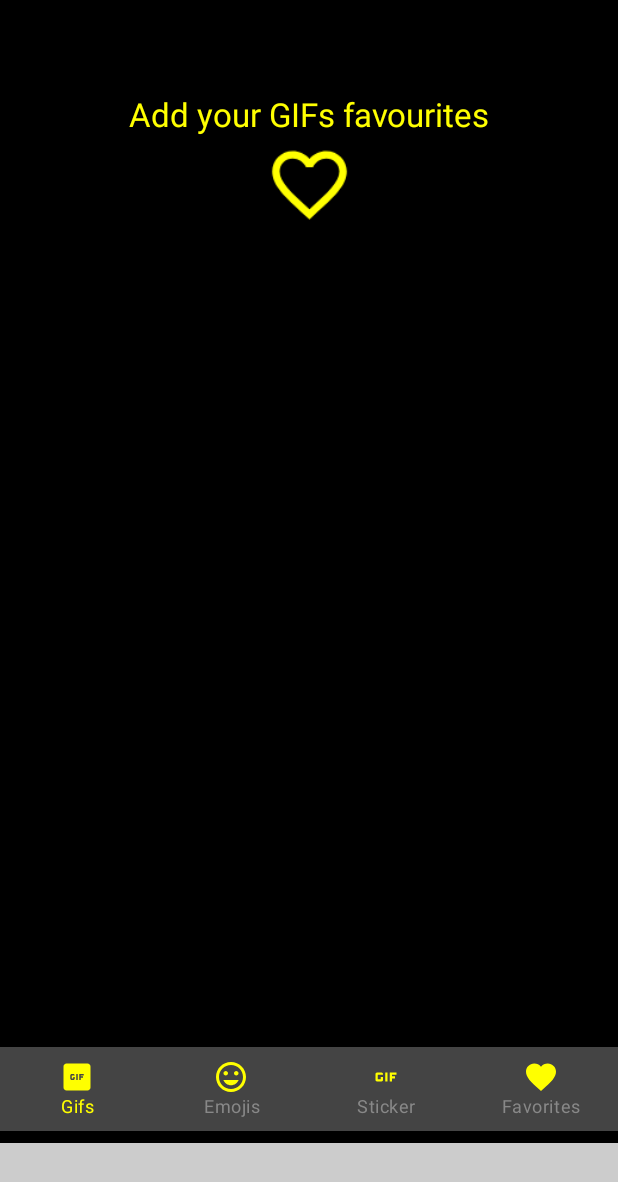
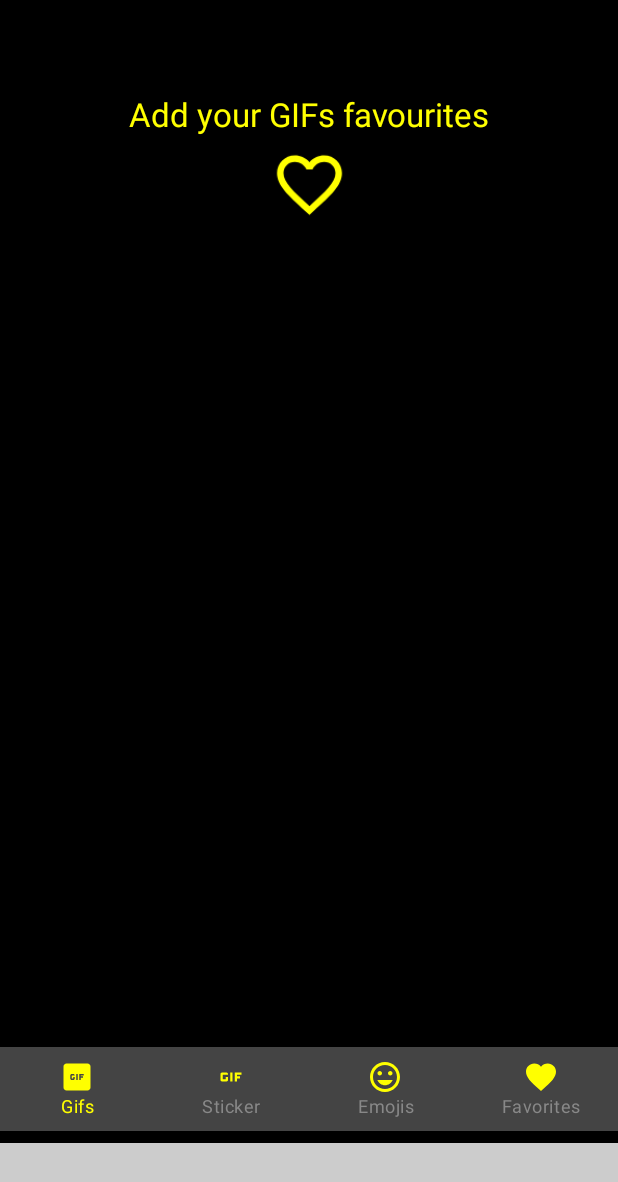
Before and after one commit to rafabarbeytodev/MegaGifs, an Android app built with Jetpack Compose: the composable FavoritesScreen called with empty values, on a phone screen of 412 x 824 dp. Shown: the top 1182 px of the screen. Run offline under Robolectric (Android 15) with nearby library versions, the phone set to English and light mode, and no system bars; our stand-ins replace AdMob, Dagger/Hilt's generated code, livedata-compose; 1 statement that could not run was skipped.

```diff
--- a/app/src/main/java/com/example/megagifs/screenfavorites/ui/FavoritesScreen.kt
+++ b/app/src/main/java/com/example/megagifs/screenfavorites/ui/FavoritesScreen.kt
@@ -1,13 +1,23 @@
 package com.example.megagifs.screenfavorites.ui
 
 import android.content.Context
+import android.util.Log
+import androidx.compose.animation.AnimatedVisibility
+import androidx.compose.animation.core.Animatable
 import androidx.compose.animation.core.RepeatMode
 import androidx.compose.animation.core.animateFloat
 import androidx.compose.animation.core.infiniteRepeatable
 import androidx.compose.animation.core.rememberInfiniteTransition
 import androidx.compose.animation.core.tween
+import androidx.compose.animation.expandVertically
+import androidx.compose.animation.fadeIn
+import androidx.compose.animation.fadeOut
+import androidx.compose.animation.shrinkVertically
+import androidx.compose.animation.slideInVertically
+import androidx.compose.animation.slideOutVertically
 import androidx.compose.foundation.background
 import androidx.compose.foundation.clickable
+import androidx.compose.foundation.gestures.detectDragGestures
 import androidx.compose.foundation.gestures.detectHorizontalDragGestures
 import androidx.compose.foundation.layout.Box
 import androidx.compose.foundation.layout.Column
@@ -16,6 +26,7 @@ import androidx.compose.foundation.layout.aspectRatio
 import androidx.compose.foundation.layout.fillMaxSize
 import androidx.compose.foundation.layout.fillMaxWidth
 import androidx.compose.foundation.layout.height
+import androidx.compose.foundation.layout.offset
 import androidx.compose.foundation.layout.padding
 import androidx.compose.foundation.layout.size
 import androidx.compose.foundation.lazy.grid.GridCells
@@ -46,6 +57,8 @@ import androidx.compose.ui.graphics.Color
 import androidx.compose.ui.graphics.vector.ImageVector
 import androidx.compose.ui.input.pointer.pointerInput
 import androidx.compose.ui.platform.LocalContext
+import androidx.compose.ui.platform.LocalDensity
+import androidx.compose.ui.unit.IntOffset
 import androidx.compose.ui.unit.dp
 import androidx.compose.ui.unit.sp
 import androidx.navigation.NavHostController
@@ -53,7 +66,7 @@ import com.example.megagifs.core.Origins
 import com.example.megagifs.core.Routes
 import com.example.megagifs.core.Types.*
 import com.example.megagifs.screenfavorites.ui.model.FavModel
-import com.example.megagifs.screenprincipal.ui.components.BannerAdView
+import com.example.megagifs.ui.components.BannerAdView
 import com.example.megagifs.screenprincipal.ui.components.BottomNavigationPrincipal
 import com.example.megagifs.screenprincipal.ui.components.FabPrincipal
 import com.example.megagifs.screenprincipal.ui.components.ProgressBarPrincipal
@@ -88,9 +101,7 @@ fun FavoritesScreen(
 
     val context = LocalContext.current
 
-    var firstTime by rememberSaveable {
-        mutableStateOf(true)
-    }
+    var firstTime by rememberSaveable { mutableStateOf(true) }
 
     val showProgress by favoritesScreenViewModel.showProgress.observeAsState(initial = false)
 
@@ -102,40 +113,25 @@ fun FavoritesScreen(
             modifier = Modifier
                 .weight(1f)
                 .pointerInput(Unit) {
-                    detectHorizontalDragGestures { _, dragAmount ->
+                    detectHorizontalDragGestures { change, dragAmount ->
+                        change.consume()
                         if (dragAmount > 0) {
                             // Swiping from left to right
-                            // Is the last Screen to Right, no move
-                        } else if (dragAmount < 0) {
-                            // Swiping from right to left
                             //Go to principal/Stickers
                             clearCache(context = context)
                             navController.navigate(
                                 Routes.PrincipalScreen.createRoute(
-                                    Stickers.type
+                                    Emojis.type
                                 )
                             )
+                        } else {
+                            // Swiping from right to left
+                            // Is the last Screen to Right, no move
                         }
                     }
                 },
             backgroundColor = Color.Black,
             scaffoldState = scaffoldState,
-            /*topBar = {
-                Box(modifier = Modifier.fillMaxWidth()) {
-                    Icon(
-                        imageVector = Icons.Filled.Close,
-                        contentDescription = "close",
-                        tint = Color.Yellow,
-                        modifier = Modifier
-                            .padding(16.dp)
-                            .align(Alignment.CenterEnd)
-                            .clickable {
-                                navController.popBackStack()
-                                goToPrincipal(Gifs.type, context, navController)
-                            }
-                    )
-                }
-            },*/
             content = {
                 Column {
                     if (showProgress)
@@ -180,7 +176,9 @@ fun FavoritesScreen(
                                         modifier = Modifier
                                             .padding(2.dp)
                                     ) {
-                                        GifImageGlide(positionImage = positionImage, url = url, modifier = Modifier
+                                        GifImageGlide(positionImage = positionImage,
+                                            url = url,
+                                            modifier = Modifier
                                                 .aspectRatio(1f)
                                                 .background(Color.Transparent)
                                                 .clickable {
@@ -189,9 +187,10 @@ fun FavoritesScreen(
                                                     // y evidentemente son favoritos, pero en otras situaciones habrá que comprobarlo
                                                     onFavoriteChange(!isFavorite)
                                                     navController.popBackStack()
+                                                    Log.i("DEVELOPRAFA","Type enviado: $type")
                                                     navController.navigate(
                                                         Routes.DetailsScreen.createRoute(
-                                                        type = item.type,
+                                                            type = type,
                                                             origin = Origins.Favorites.origin,
                                                             url = url,
                                                             avatar = item.avatar_url,
@@ -208,15 +207,21 @@ fun FavoritesScreen(
                             }
                         }
                     )
-                    if(result.isNullOrEmpty()){
-                        Column(horizontalAlignment = Alignment.CenterHorizontally ,
+                    if (result.isNullOrEmpty()) {
+                        Column(
+                            horizontalAlignment = Alignment.CenterHorizontally,
                             modifier = Modifier
-                            .fillMaxSize()) {
+                                .fillMaxSize()
+                        ) {
                             Box(modifier = Modifier.align(Alignment.CenterHorizontally)) {
-                                Text(text = "Add your GIFs favourites",color=Color.Yellow, fontSize = 22.sp)
+                                Text(
+                                    text = "Add your GIFs favourites",
+                                    color = Color.Yellow,
+                                    fontSize = 22.sp
+                                )
                             }
                             Spacer(modifier = Modifier.height(8.dp))
-                            AnimatedIconReverse(navController, Icons.TwoTone.FavoriteBorder)
+                            AnimatedIcon(navController, Icons.TwoTone.FavoriteBorder)
                         }
                     }
                 }
@@ -256,16 +261,16 @@ fun FavoritesScreen(
         }
     }
 }
+
 @Composable
-fun AnimatedIconReverse(navController: NavHostController, icon: ImageVector) {
+fun AnimatedIcon(navController: NavHostController, icon: ImageVector) {
 
     val scaleAnim = rememberInfiniteTransition()
         .animateFloat(
             initialValue = 1f,
             targetValue = 1.2f,
             animationSpec = infiniteRepeatable(
-                animation = tween(800),
-                repeatMode = RepeatMode.Reverse
+                animation = tween(800)
             )
         )
 
@@ -287,12 +292,3 @@ fun AnimatedIconReverse(navController: NavHostController, icon: ImageVector) {
         )
     }
 }
-
-fun goToPrincipal(type: Int, context: Context, navController: NavHostController){
-    clearCache(context = context)
-    navController.navigate(
-        Routes.PrincipalScreen.createRoute(
-            type
-        )
-    )
-}
--- a/app/src/main/java/com/example/megagifs/screenprincipal/ui/components/BottomNavigationPrincipal.kt
+++ b/app/src/main/java/com/example/megagifs/screenprincipal/ui/components/BottomNavigationPrincipal.kt
@@ -2,7 +2,17 @@ package com.example.megagifs.screenprincipal.ui.components
 
 import android.content.Context
 import android.util.Log
+import androidx.compose.animation.AnimatedVisibility
+import androidx.compose.animation.expandVertically
+import androidx.compose.animation.fadeIn
+import androidx.compose.animation.fadeOut
+import androidx.compose.animation.shrinkVertically
+import androidx.compose.animation.slideInVertically
+import androidx.compose.animation.slideOutVertically
 import androidx.compose.foundation.layout.Column
+import androidx.compose.foundation.layout.fillMaxWidth
+import androidx.compose.foundation.layout.height
+import androidx.compose.foundation.layout.size
 import androidx.compose.material.BottomNavigation
 import androidx.compose.material.BottomNavigationItem
 import androidx.compose.material.Icon
@@ -13,8 +23,16 @@ import androidx.compose.material.icons.filled.Gif
 import androidx.compose.material.icons.filled.GifBox
 import androidx.compose.material.icons.filled.Mood
 import androidx.compose.runtime.Composable
+import androidx.compose.runtime.getValue
+import androidx.compose.runtime.mutableStateOf
+import androidx.compose.runtime.remember
+import androidx.compose.runtime.saveable.rememberSaveable
+import androidx.compose.runtime.setValue
+import androidx.compose.ui.Alignment
+import androidx.compose.ui.Modifier
 import androidx.compose.ui.graphics.Color
 import androidx.compose.ui.platform.LocalContext
+import androidx.compose.ui.platform.LocalDensity
 import androidx.compose.ui.unit.dp
 import androidx.navigation.NavHostController
 import com.example.megagifs.core.Types.*
@@ -62,22 +80,6 @@ fun BottomNavigationPrincipal(
                 }
             )
             BottomNavigationItem(
-                selected = type == 1 || type == 5,
-                icon = {
-                    Icon(
-                        imageVector = Icons.Filled.Mood,
-                        contentDescription = "Emojis",
-                        tint = Color.Yellow
-                    )
-                }, label = { Text(text = "Emojis") },
-                selectedContentColor = Color.Yellow,
-                unselectedContentColor = Color.Gray,
-                onClick = {
-                    clearCache(context = context)
-                    goToPrincipal(Emojis.type, context, navController)
-                }
-            )
-            BottomNavigationItem(
                 selected = type == 2 || type == 6,
                 icon = {
                     Icon(
@@ -94,6 +96,24 @@ fun BottomNavigationPrincipal(
                     goToPrincipal(Stickers.type, context, navController)
                 }
             )
+
+            BottomNavigationItem(
+                selected = type == 1 || type == 5,
+                icon = {
+                    Icon(
+                        imageVector = Icons.Filled.Mood,
+                        contentDescription = "Emojis",
+                        tint = Color.Yellow
+                    )
+                }, label = { Text(text = "Emojis") },
+                selectedContentColor = Color.Yellow,
+                unselectedContentColor = Color.Gray,
+                onClick = {
+                    clearCache(context = context)
+                    goToPrincipal(Emojis.type, context, navController)
+                }
+            )
+
             BottomNavigationItem(
                 selected = type == 3,
                 icon = {
--- a/app/src/main/java/com/example/megagifs/screenprincipal/ui/components/ProgressBar.kt
+++ b/app/src/main/java/com/example/megagifs/screenprincipal/ui/components/ProgressBar.kt
@@ -2,6 +2,7 @@ package com.example.megagifs.screenprincipal.ui.components
 
 import androidx.compose.foundation.layout.fillMaxWidth
 import androidx.compose.foundation.layout.padding
+import androidx.compose.material.CircularProgressIndicator
 import androidx.compose.material.LinearProgressIndicator
 import androidx.compose.runtime.Composable
 import androidx.compose.ui.Modifier
@@ -22,7 +23,7 @@ import androidx.compose.ui.unit.dp
 fun ProgressBarPrincipal() {
     LinearProgressIndicator(
         modifier = Modifier
-            .padding(start = 8.dp, end = 8.dp, top = 8.dp)
+            .padding(start = 8.dp, end = 8.dp, top = 8.dp, bottom = 8.dp)
             .fillMaxWidth(),
         color = Color.LightGray,
         backgroundColor = Color.DarkGray
--- a/app/src/main/java/com/example/megagifs/screensplash/ui/SplashScreen.kt
+++ b/app/src/main/java/com/example/megagifs/screensplash/ui/SplashScreen.kt
@@ -39,7 +39,7 @@ import kotlinx.coroutines.delay
 fun SplashScreen(navController: NavHostController) {
 
     LaunchedEffect(key1 = true) {
-        delay(2000)
+        delay(500)
         navController.popBackStack()
         navController.navigate(Routes.PrincipalScreen.route)
     }
--- a/app/src/main/java/com/example/megagifs/screenprincipal/ui/components/BannerAdView.kt
+++ b/app/src/main/java/com/example/megagifs/ui/components/BannerAdView.kt
@@ -1,9 +1,10 @@
-package com.example.megagifs.screenprincipal.ui.components
+package com.example.megagifs.ui.components
 
 import androidx.compose.foundation.layout.fillMaxWidth
 import androidx.compose.runtime.Composable
 import androidx.compose.ui.Modifier
 import androidx.compose.ui.viewinterop.AndroidView
+import com.example.megagifs.core.ADMON_BANNER_ID_PROD
 import com.example.megagifs.core.ADMON_BANNER_ID_TEST
 import com.google.android.gms.ads.AdRequest
 import com.google.android.gms.ads.AdSize
@@ -26,7 +27,6 @@ fun BannerAdView() {
         factory = { context ->
             AdView(context).apply {
                 setAdSize(AdSize.BANNER)
-                // Add your adUnitID, this is for testing.
                 adUnitId = ADMON_BANNER_ID_TEST
                 loadAd(AdRequest.Builder().build())
             }
```
Also changed, not shown: app/build.gradle (+4 -3 lines), app/src/main/java/com/example/megagifs/screendetails/ui/DetailsScreen.kt (+10 -49 lines), app/src/main/java/com/example/megagifs/screenprincipal/ui/PrincipalScreen.kt (+40 -41 lines), app/src/main/java/com/example/megagifs/screenprincipal/ui/components/DrawerPrincipal.kt (+22 -30 lines), app/src/main/java/com/example/megagifs/screenprincipal/ui/components/SearchBarPrincipal.kt (+53 -21 lines). Lines whose indentation alone changed are shown as unchanged.
